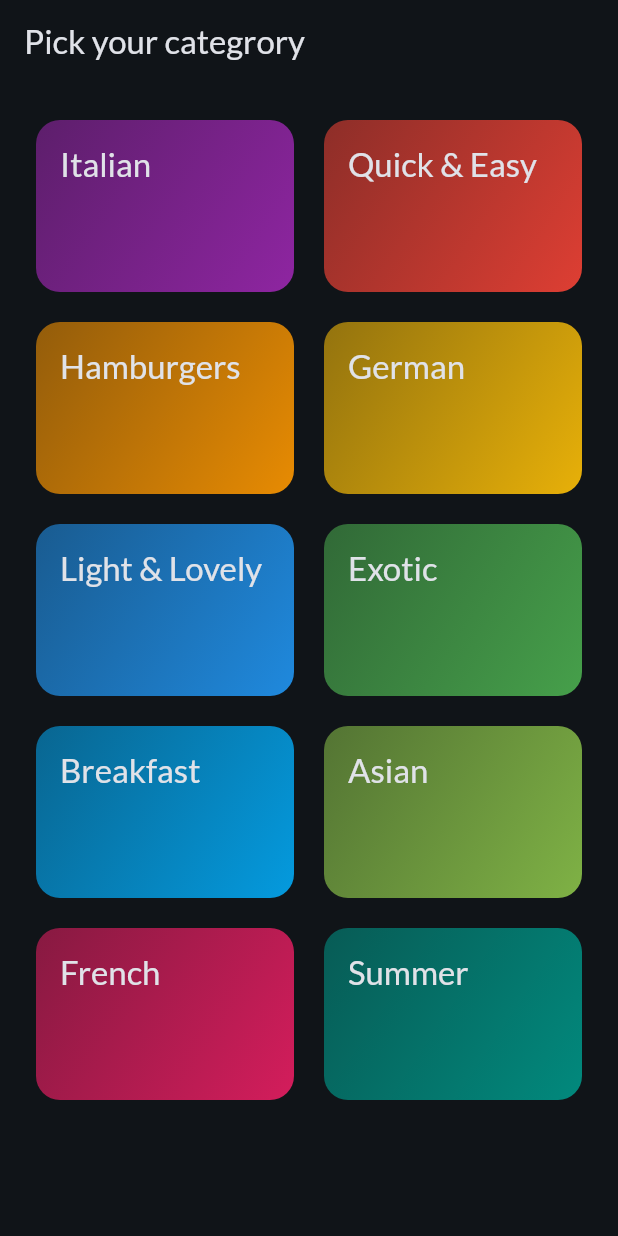
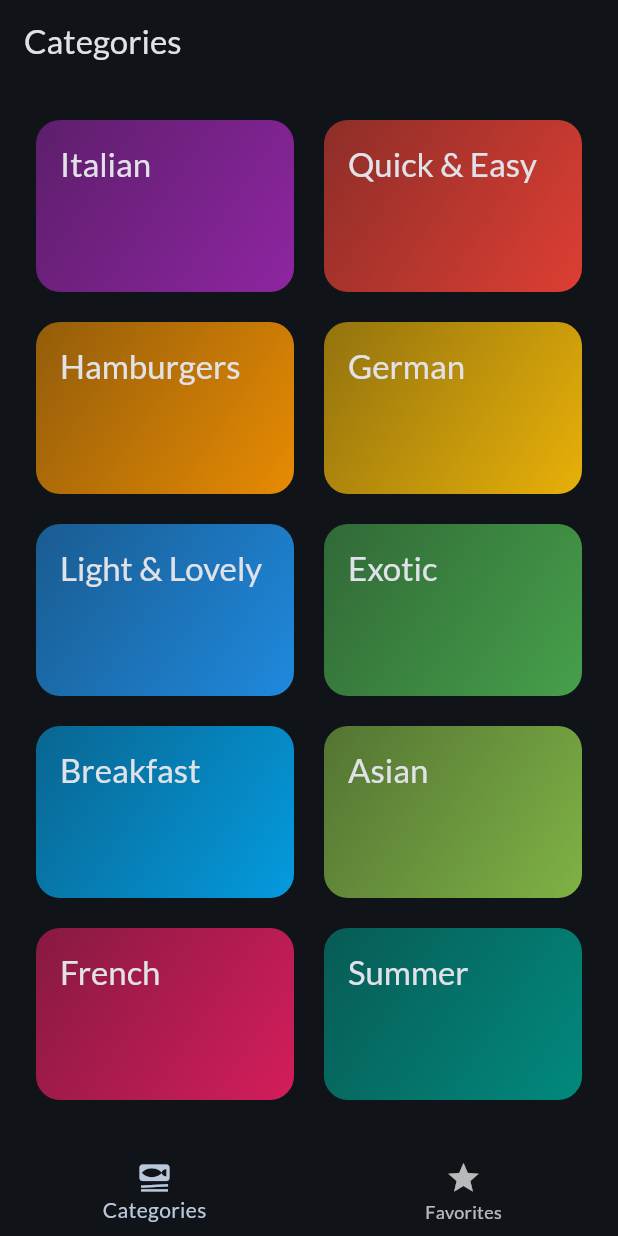
Before and after one commit to irisloret/DartProjects, a Flutter app: the screen it shows after launch, on a phone screen of 412 x 824 dp. Run offline on Flutter 3.47's test engine with Material 3 defaults, Android fonts, the phone set to English and light mode, and no system bars; our stand-ins replace google_fonts, transparent_image; missing offline and left inert: dart:ffi.

Commit message:
section 8 tem 165

```diff
--- a/meals_app/lib/main.dart
+++ b/meals_app/lib/main.dart
@@ -1,7 +1,7 @@
 import 'package:flutter/material.dart';
 
 import 'package:google_fonts/google_fonts.dart';
-import 'package:meals_app/screens/categories.dart';
+import 'package:meals_app/screens/tabs.dart';
 
 final theme = ThemeData(
   useMaterial3: true,
@@ -21,6 +21,6 @@ class App extends StatelessWidget {
 
   @override
   Widget build(BuildContext context) {
-    return MaterialApp(theme: theme, home: const CategoriesScreen());
+    return MaterialApp(theme: theme, home: const TabsScreen());
   }
 }
--- a/meals_app/lib/screens/categories.dart
+++ b/meals_app/lib/screens/categories.dart
@@ -4,9 +4,12 @@ import 'package:meals_app/data/dummy_data.dart';
 import 'package:meals_app/screens/meals.dart';
 import 'package:meals_app/widgets/category_grid_item.dart';
 import 'package:meals_app/models/category.dart';
+import 'package:meals_app/models/meal.dart';
 
 class CategoriesScreen extends StatelessWidget {
-  const CategoriesScreen({super.key});
+  const CategoriesScreen({super.key, required this.onToggleFavorite});
+
+  final void Function(Meal meal) onToggleFavorite;
 
   void _selectCategory(BuildContext context, Category category) {
     final filteredMeals = dummyMeals
@@ -16,19 +19,18 @@ class CategoriesScreen extends StatelessWidget {
     Navigator.push(
       context,
       MaterialPageRoute(
-        builder: (ctx) =>
-            MealsScreen(title: category.title, meals: filteredMeals),
+        builder: (ctx) => MealsScreen(
+          title: category.title,
+          meals: filteredMeals,
+          onToggleFavorite: onToggleFavorite,
+        ),
       ),
     );
   }
 
   @override
   Widget build(BuildContext context) {
-    return Scaffold(
-      appBar: AppBar(
-        title: const Text('Pick your categrory'),
-      ),
-      body: GridView(
+    return GridView(
       padding: const EdgeInsets.all(24),
       gridDelegate: const SliverGridDelegateWithFixedCrossAxisCount(
         crossAxisCount: 2,
@@ -45,7 +47,6 @@ class CategoriesScreen extends StatelessWidget {
             },
           )
       ],
-      ),
     );
   }
 }
--- /dev/null
+++ b/meals_app/lib/screens/tabs.dart
@@ -0,0 +1,68 @@
+import 'package:flutter/material.dart';
+import 'package:meals_app/screens/categories.dart';
+import 'package:meals_app/screens/meals.dart';
+import 'package:meals_app/models/meal.dart';
+
+class TabsScreen extends StatefulWidget {
+  const TabsScreen({super.key});
+
+  @override
+  State<TabsScreen> createState() {
+    return _TabsScreenState();
+  }
+}
+
+class _TabsScreenState extends State<TabsScreen> {
+  int _selectedPageIndex = 0;
+  final List<Meal> _favoriteMeals = [];
+
+  void _toggleMealFavoriteStatus(Meal meal) {
+    final isExisting = _favoriteMeals.contains(meal);
+
+    if (isExisting) {
+      _favoriteMeals.remove(meal);
+    } else {
+      _favoriteMeals.add(meal);
+    }
+  }
+
+  void _selectPage(int index) {
+    setState(() {
+      _selectedPageIndex = index;
+    });
+  }
+
+  @override
+  Widget build(BuildContext context) {
+    Widget activePage = CategoriesScreen(
+      onToggleFavorite: _toggleMealFavoriteStatus,
+    );
+    var activePageTitle = 'Categories';
+
+    if (_selectedPageIndex == 1) {
+      activePage = MealsScreen(
+        meals: [],
+        onToggleFavorite: _toggleMealFavoriteStatus,
+      );
+      activePageTitle = 'Your Favorites';
+    }
+
+    return Scaffold(
+      appBar: AppBar(
+        title: Text(activePageTitle),
+      ),
+      body: activePage,
+      bottomNavigationBar: BottomNavigationBar(
+        onTap: _selectPage,
+        currentIndex: _selectedPageIndex,
+        items: const [
+          BottomNavigationBarItem(
+            icon: Icon(Icons.set_meal),
+            label: 'Categories',
+          ),
+          BottomNavigationBarItem(icon: Icon(Icons.star), label: 'Favorites'),
+        ],
+      ),
+    );
+  }
+}
```
Also changed, not shown: meals_app/lib/screens/meal_details.dart (+58 -2 lines), meals_app/lib/screens/meals.dart (+13 -4 lines). Lines whose indentation alone changed are shown as unchanged.
